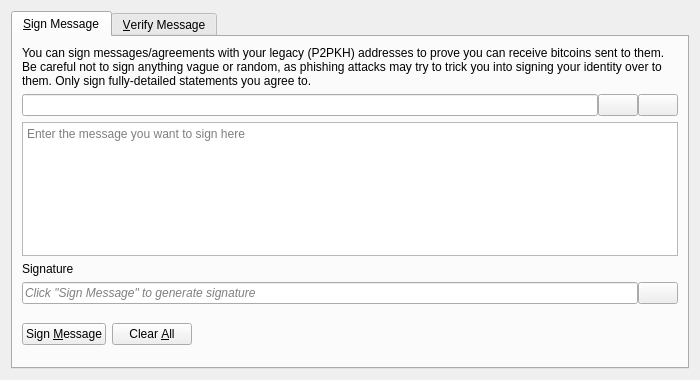
Before: the Qt Designer form src/qt/forms/signverifymessagedialog.ui in AlexSerbinovSecond/krepto, drawn with Qt 5.
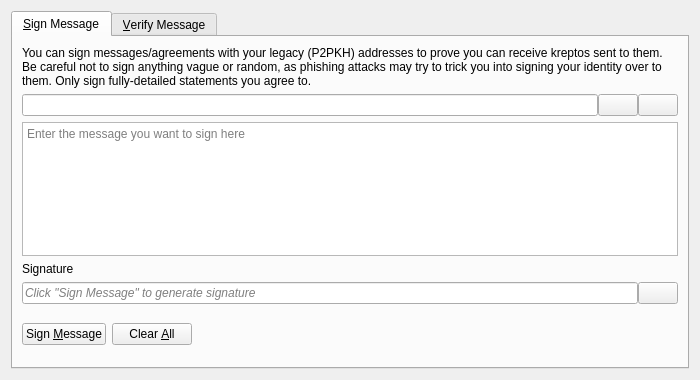
After: the same form once the commit is applied. Icons and pictures are not drawn. Custom widgets are drawn as their Qt base class.

```diff
--- a/src/qt/forms/signverifymessagedialog.ui
+++ b/src/qt/forms/signverifymessagedialog.ui
@@ -30,7 +30,7 @@
        <item>
         <widget class="QLabel" name="infoLabel_SM">
          <property name="text">
-          <string>You can sign messages/agreements with your legacy (P2PKH) addresses to prove you can receive bitcoins sent to them. Be careful not to sign anything vague or random, as phishing attacks may try to trick you into signing your identity over to them. Only sign fully-detailed statements you agree to.</string>
+          <string>You can sign messages/agreements with your legacy (P2PKH) addresses to prove you can receive kreptos sent to them. Be careful not to sign anything vague or random, as phishing attacks may try to trick you into signing your identity over to them. Only sign fully-detailed statements you agree to.</string>
          </property>
          <property name="textFormat">
           <enum>Qt::PlainText</enum>
```
Left out of the diff: 8 changed lines with no effect on the pictures.
